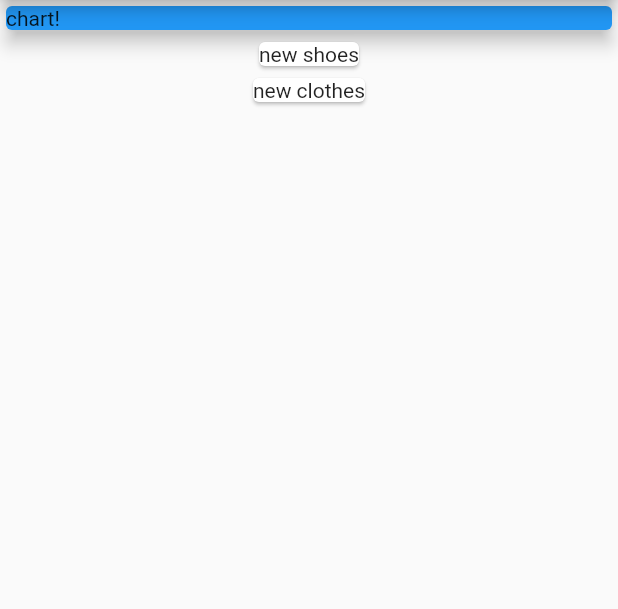
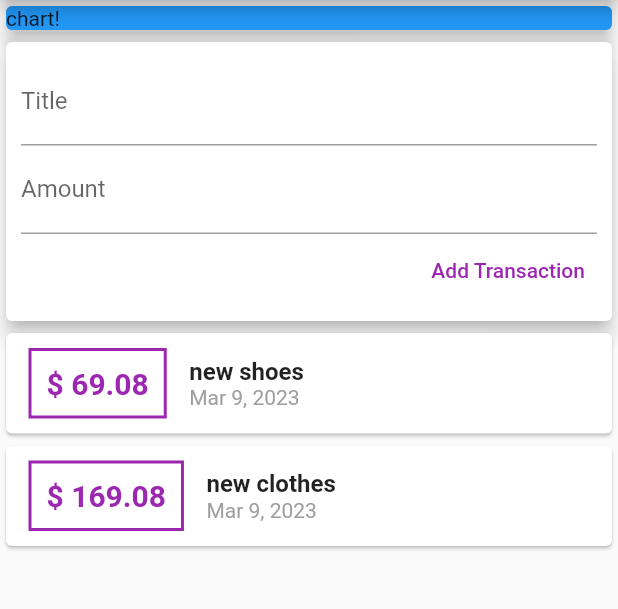
Before and after one commit to George-k-tech/expense_app, a Flutter app: the screen it shows after launch, on a phone screen of 412 x 824 dp, the part 84-693 px from its top. Run offline on Flutter 3.47's test engine with Material 2 defaults, Android fonts, the phone set to English and light mode, and no system bars.

Commit message:
transaction page added and re-alligned the widget more added features

```diff
--- a/lib/main.dart
+++ b/lib/main.dart
@@ -1,5 +1,10 @@
-import 'transaction.dart';
+import './widgets/user_transaction.dart';
+
+import './widgets/new_transaction.dart';
+
+import './widgets/transaction_list.dart';
 import 'package:flutter/material.dart';
+
 
 void main() {
   runApp(MyApp());
@@ -15,27 +20,20 @@ class MyApp extends StatelessWidget {
 }
 
 class MyHomePage extends StatelessWidget {
-  final List<Transaction> transactions = [
-    Transaction(
-      id: 't1',
-      title: 'new shoes',
-      amount: 69.08,
-      date: DateTime.now(),
-    ),
-    Transaction(
-      id: 't2',
-      title: 'new clothes',
-      amount: 169.08,
-      date: DateTime.now(),
-    ),
-  ];
+
+  final titleController = TextEditingController();
+  final amountController = TextEditingController();
+
   @override
   Widget build(BuildContext context) {
     return Scaffold(
       appBar: AppBar(
         title: Text('expense application'),
       ),
-      body: Column(
+      body:  SingleChildScrollView(
+        child: Column(
+            //mainAxisAlignment: MainAxisAlignment.start,
+            crossAxisAlignment: CrossAxisAlignment.stretch,
             children: <Widget>[
               Container(
                 width: double.infinity,
@@ -45,14 +43,9 @@ class MyHomePage extends StatelessWidget {
                   elevation: 5,
                 ),
               ),
-          Column(
-            children: transactions.map((tx) {
-              return Card(
-                child: Text(tx.title),
-              );
-            }).toList(),
+              UserTransaction(),
+            ],
           ),
-        ],
       ),
       );
   }
--- /dev/null
+++ b/lib/widgets/new_transaction.dart
@@ -0,0 +1,42 @@
+import 'package:flutter/material.dart';
+
+class NewTransaction extends StatelessWidget {
+  final Function addTx;
+  final titleController = TextEditingController();
+  final amountController = TextEditingController();
+
+  NewTransaction(this.addTx);
+
+  @override
+  Widget build(BuildContext context) {
+    return Card(
+      elevation: 5,
+      child: Container(
+        padding: EdgeInsets.all(10),
+        child: Column(
+          crossAxisAlignment: CrossAxisAlignment.end,
+          children: [
+            TextField(
+              decoration: InputDecoration(labelText: 'Title'),
+              controller: titleController,
+            ),
+            TextField(
+              decoration: InputDecoration(labelText: 'Amount'),
+              controller: amountController,
+            ),
+            TextButton(
+              onPressed: () {
+                addTx(
+                  titleController.text,
+                  double.parse(amountController.text),
+                );
+              },
+              style: TextButton.styleFrom(foregroundColor: Colors.purple),
+              child: Text('Add Transaction'),
+            )
+          ],
+        ),
+      ),
+    );
+  }
+}
--- /dev/null
+++ b/lib/widgets/transaction_list.dart
@@ -0,0 +1,66 @@
+import 'package:flutter/material.dart';
+import '../models/transaction.dart';
+import 'package:intl/intl.dart';
+
+class TransactionList extends StatelessWidget {
+  final List<Transaction> transactions;
+
+  TransactionList(this.transactions);
+  @override
+  Widget build(BuildContext context) {
+    return Container(
+      height: 300,
+      child: SingleChildScrollView(
+        child: Column(
+          children: transactions.map((tx) {
+            return Card(
+              child: Row(
+                children: [
+                  Container(
+                    margin: EdgeInsets.symmetric(
+                      vertical: 10,
+                      horizontal: 15,
+                    ),
+                    decoration: BoxDecoration(
+                      border: Border.all(
+                        color: Colors.purple,
+                        width: 2,
+                      ),
+                    ),
+                    padding: EdgeInsets.all(10),
+                    child: Text(
+                      '\$ ${tx.amount}',
+                      style: TextStyle(
+                        fontWeight: FontWeight.bold,
+                        fontSize: 20,
+                        color: Colors.purple,
+                      ),
+                    ),
+                  ),
+                  Column(
+                    crossAxisAlignment: CrossAxisAlignment.start,
+                    children: [
+                      Text(
+                        tx.title,
+                        style: TextStyle(
+                          fontSize: 16,
+                          fontWeight: FontWeight.bold,
+                        ),
+                      ),
+                      Text(
+                        DateFormat.yMMMd().format(tx.date),
+                        style: TextStyle(
+                          color: Colors.grey,
+                        ),
+                      ),
+                    ],
+                  ),
+                ],
+              ),
+            );
+          }).toList(),
+        ),
+      ),
+    );
+  }
+}
--- /dev/null
+++ b/lib/widgets/user_transaction.dart
@@ -0,0 +1,48 @@
+import 'package:flutter/material.dart';
+import './new_transaction.dart';
+import './transaction_list.dart';
+import '../models/transaction.dart';
+
+class UserTransaction extends StatefulWidget {
+  const UserTransaction({super.key});
+
+  @override
+  State<UserTransaction> createState() => _UserTransactionState();
+}
+
+class _UserTransactionState extends State<UserTransaction> {
+  final List<Transaction> _userTransactions = [
+    Transaction(
+      id: 't1',
+      title: 'new shoes',
+      amount: 69.08,
+      date: DateTime.now(),
+    ),
+    Transaction(
+      id: 't2',
+      title: 'new clothes',
+      amount: 169.08,
+      date: DateTime.now(),
+    ),
+  ];
+
+  void _addNewTransaction(String txTitle, double txAmount) {
+    final newTx = Transaction(
+      id: DateTime.now().toString(),
+      title: txTitle,
+      amount: txAmount,
+      date: DateTime.now(),
+    );
+
+    setState(() {
+      _userTransactions.add(newTx);
+    });
+  }
+
+  @override
+  Widget build(BuildContext context) {
+    return Column(
+      children: [NewTransaction(_addNewTransaction), TransactionList(_userTransactions)],
+    );
+  }
+}
--- a/pubspec.yaml
+++ b/pubspec.yaml
@@ -30,6 +30,7 @@ environment:
 dependencies:
   flutter:
     sdk: flutter
+  intl: ^0.18.0
 
 
   # The following adds the Cupertino Icons font to your application.
```
Also changed, not shown: lib/models/transaction.dart (renamed from lib/transaction.dart), pubspec.lock. Lines whose indentation alone changed are shown as unchanged.
